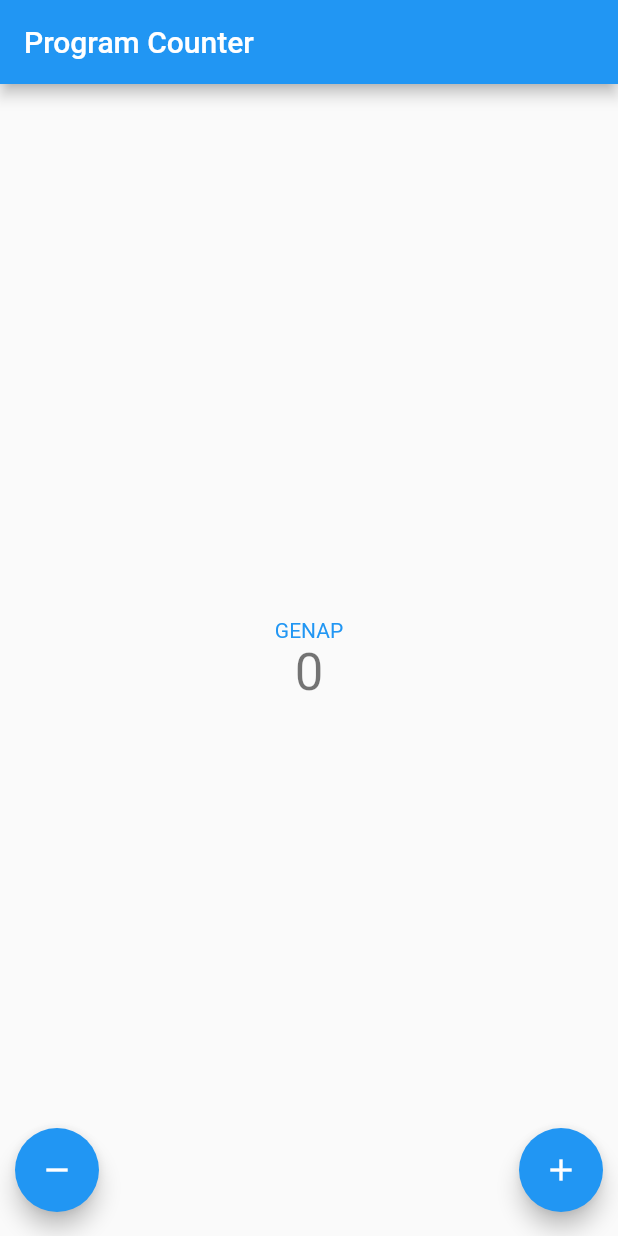
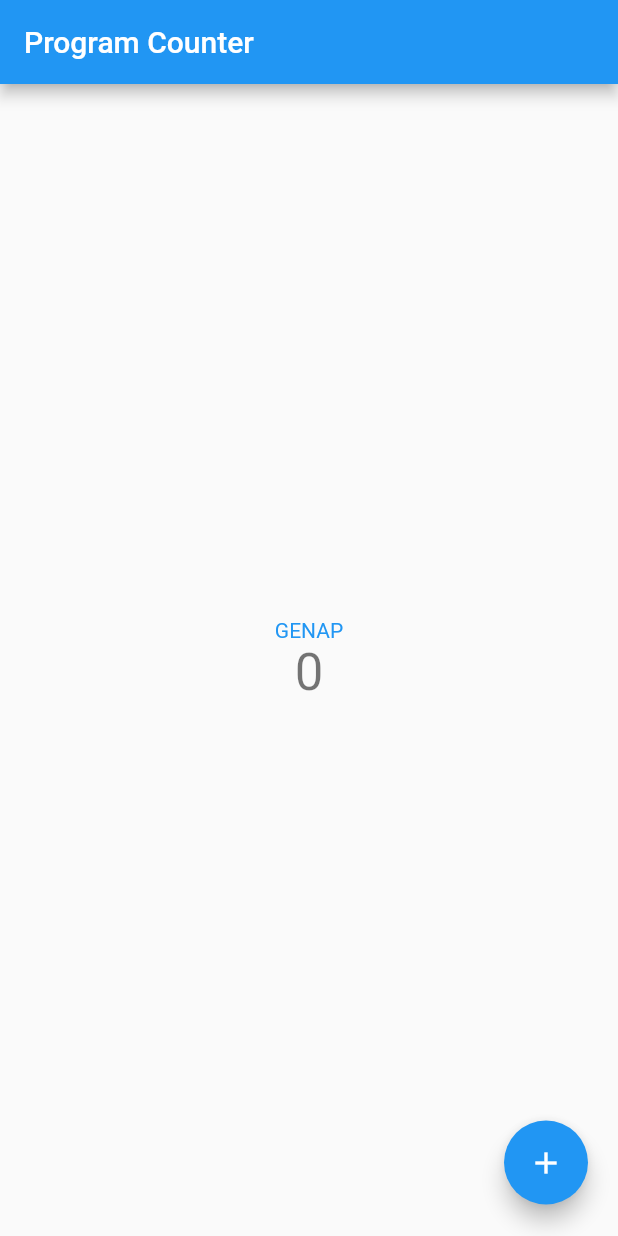
Before and after one commit to sorayasab/pbp-flutter-lab, a Flutter app: the screen it shows after launch, on a phone screen of 412 x 824 dp. Run offline on Flutter 3.47's test engine with Material 2 defaults, Android fonts, the phone set to English and light mode, and no system bars.

Commit message:
add bonus

```diff
--- a/lib/main.dart
+++ b/lib/main.dart
@@ -125,15 +125,18 @@ class _MyHomePageState extends State<MyHomePage> {
       ),
       floatingActionButtonLocation: FloatingActionButtonLocation.centerFloat,
       floatingActionButton: Container(
-        padding: EdgeInsets.symmetric(vertical: 0, horizontal: 10.0),
+        padding: EdgeInsets.symmetric(vertical: 5, horizontal: 20),
         child: Row(
           mainAxisAlignment: MainAxisAlignment.spaceBetween,
             children: <Widget>[
-              FloatingActionButton(
-                  onPressed: _decrementCounter,
-                  //tooltip: 'Decrement',
-                  child: const Icon(Icons.remove),
-                ),
+              Visibility(
+                visible: _counter != 0 ? true : false,
+                child: FloatingActionButton(
+                onPressed: _decrementCounter,
+                //tooltip: 'Decrement',
+                child: const Icon(Icons.remove),
+              ),
+              ),
               FloatingActionButton(
                   onPressed: _incrementCounter,
                   //tooltip: 'Increment',
@@ -149,7 +152,7 @@ class _MyHomePageState extends State<MyHomePage> {
         //       //tooltip: 'Increment',
         //       child: const Icon(Icons.add),
         //     ),
-        //   ),
+        //   spacer(),
         //   Align(
         //     alignment: Alignment.bottomLeft,
         //     child: FloatingActionButton(
```
